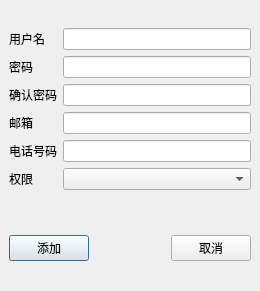
The window that useradd.ui (WooodHead/labelling3) describes before a commit, drawn with Qt 5.
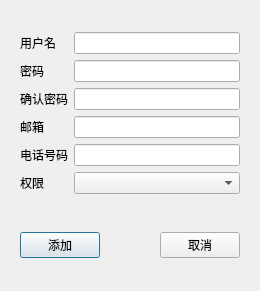
The same window after the commit.

Patch:
```diff
--- a/useradd.ui
+++ b/useradd.ui
@@ -13,15 +13,9 @@
   <property name="windowTitle">
    <string>添加用户</string>
   </property>
+  <layout class="QHBoxLayout" name="horizontalLayout_2">
+   <item>
   <widget class="QWidget" name="widget" native="true">
-   <property name="geometry">
-    <rect>
-     <x>9</x>
-     <y>9</y>
-     <width>242</width>
-     <height>273</height>
-    </rect>
-   </property>
    <layout class="QVBoxLayout" name="verticalLayout">
     <item>
      <layout class="QGridLayout" name="gridLayout">
@@ -164,6 +158,8 @@
     </item>
    </layout>
   </widget>
+   </item>
+  </layout>
  </widget>
  <resources/>
  <connections/>
```
Lines whose indentation alone changed are shown as unchanged.
